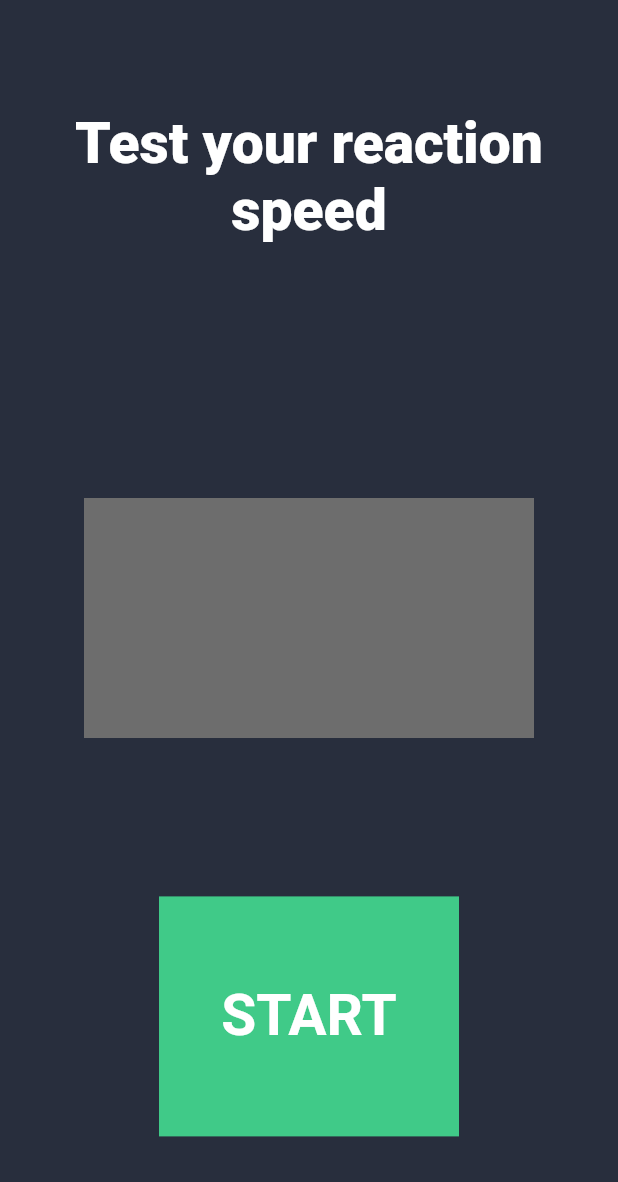
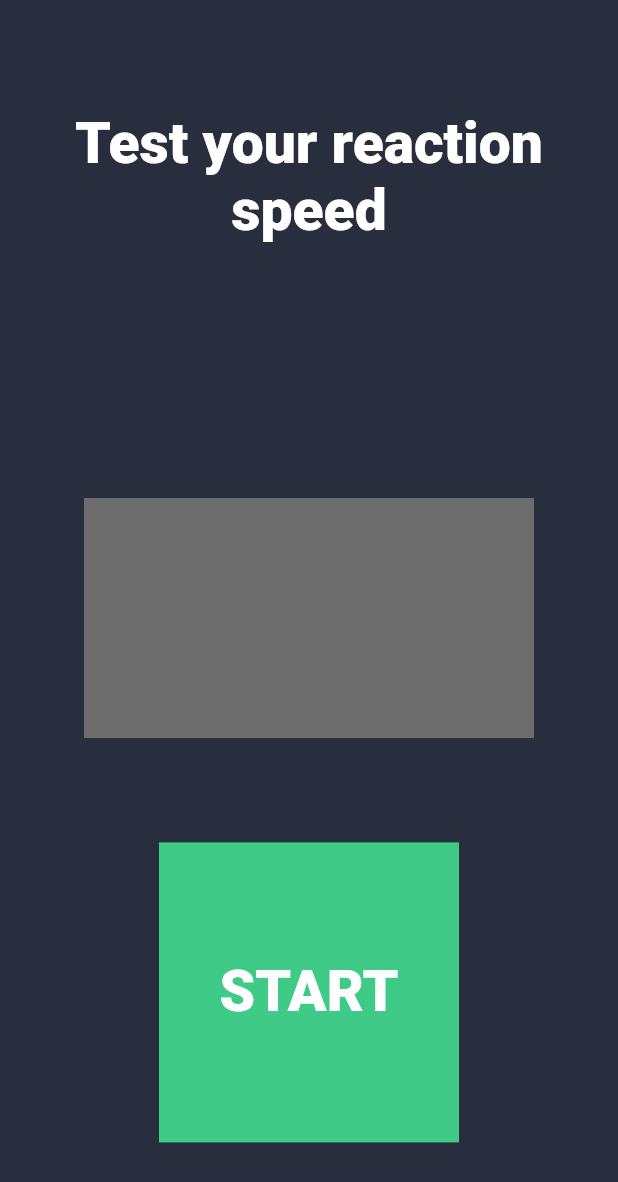
Before and after one commit to roman8361/skillbranch-course, a Flutter app: the screen it shows after launch, on a phone screen of 412 x 824 dp. Shown: the top 1182 px of the screen. Run offline on Flutter 3.47's test engine with Material 2 defaults, Android fonts, the phone set to English and light mode, and no system bars.

Commit message:
Правки

```diff
--- a/lib/main.dart
+++ b/lib/main.dart
@@ -55,7 +55,7 @@ class _MyHomePageState extends State<MyHomePage> {
                     _millisecondsText,
                     style: TextStyle(
                         fontSize: 36,
-                        fontWeight: FontWeight.bold,
+                        fontWeight: FontWeight.w500,
                         color: Colors.white),
                   ),
                 ),
@@ -83,14 +83,14 @@ class _MyHomePageState extends State<MyHomePage> {
               child: ColoredBox(
                 color: _getButtonColor(),
                 child: SizedBox(
-                  height: 160,
+                  height: 200,
                   width: 200,
                   child: Center(
                     child: Text(
                       _getButtonText(),
                       style: TextStyle(
                           fontSize: 38,
-                          fontWeight: FontWeight.bold,
+                          fontWeight: FontWeight.w900,
                           color: Colors.white),
                     ),
                   ),
```
